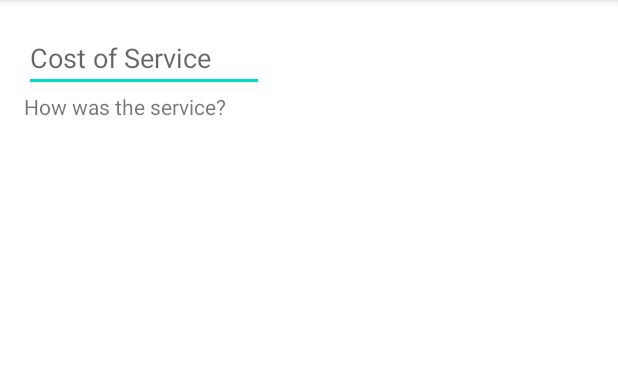
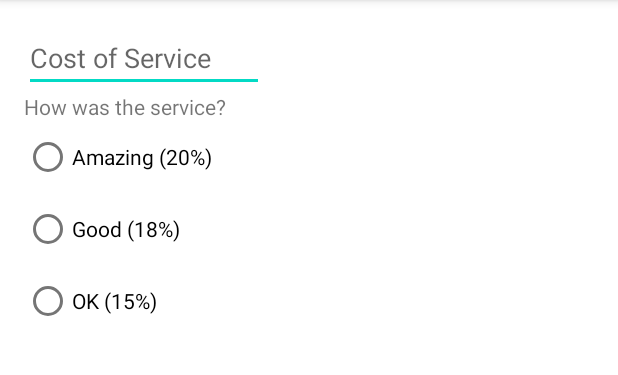
Before and after one commit to Optimus-ged/android-trainings, an Android app: the screen it shows after launch (MainActivity), on a phone screen of 412 x 824 dp, the part 84-459 px from its top. Run offline under Robolectric (Android 15) with nearby library versions, the phone set to English and light mode, and no system bars.

Commit message:
Adding radio buttons

```diff
--- a/app/src/main/res/layout/activity_main.xml
+++ b/app/src/main/res/layout/activity_main.xml
@@ -25,4 +25,30 @@
         app:layout_constraintStart_toStartOf="parent"
         app:layout_constraintTop_toBottomOf="@id/cost_of_service"/>
 
+    <RadioGroup
+        android:id="@+id/tip_options"
+        android:layout_width="wrap_content"
+        android:layout_height="wrap_content"
+        android:orientation="vertical"
+        app:layout_constraintStart_toStartOf="parent"
+        app:layout_constraintTop_toBottomOf="@id/service_question">
+
+        <RadioButton
+            android:id="@+id/option_twenty_percent"
+            android:layout_width="wrap_content"
+            android:layout_height="wrap_content"
+            android:text="Amazing (20%)" />
+
+        <RadioButton
+            android:id="@+id/option_eighteen_percent"
+            android:layout_width="wrap_content"
+            android:layout_height="wrap_content"
+            android:text="Good (18%)" />
+
+        <RadioButton
+            android:id="@+id/option_fifteen_percent"
+            android:layout_width="wrap_content"
+            android:layout_height="wrap_content"
+            android:text="OK (15%)" />
+    </RadioGroup>
 </androidx.constraintlayout.widget.ConstraintLayout>
```
